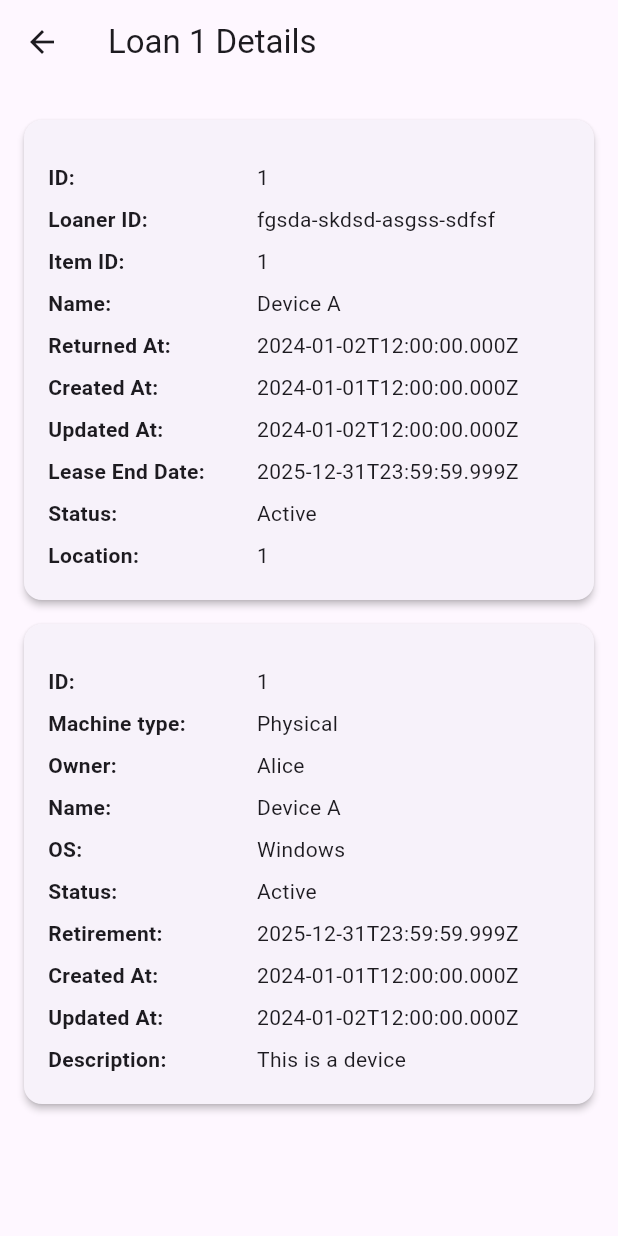
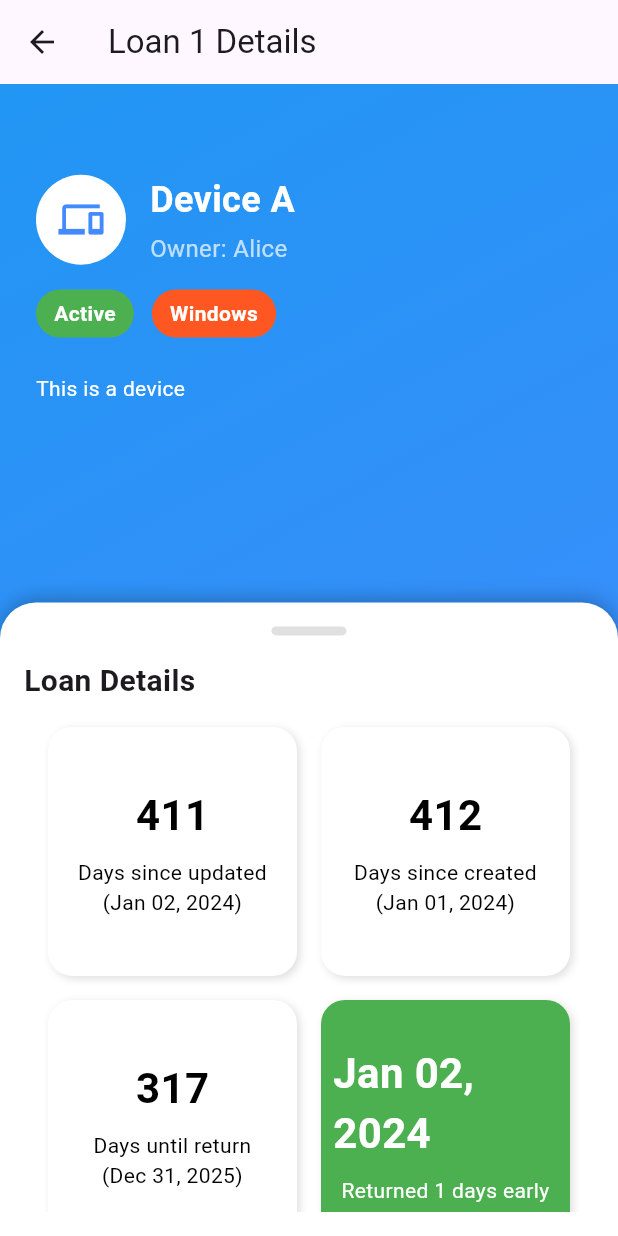
Before and after one commit to kenn7575/datacenter-management-app, a Flutter app: the screen it shows after launch, on a phone screen of 412 x 824 dp. Run offline on Flutter 3.47's test engine with Material 3 defaults, Android fonts, the phone set to English and light mode, and no system bars; our stand-ins replace dio, flutter_secure_storage, go_router; missing offline and left inert: animated_tree_view, mobile_scanner; generated files the repository leaves out were written again; network calls fail.

Commit message:
feat(loan details): add LoanTimeInfoGrid widget for displaying loan time information and improving the design of loan details widget

```diff
--- a/app/lib/src/LoanDetails/loan_details_info_widget.dart
+++ b/app/lib/src/LoanDetails/loan_details_info_widget.dart
@@ -1,4 +1,5 @@
 import 'package:app/src/LoanDetails/models/loan_details_model.dart';
+import 'package:app/src/LoanDetails/time_info_grid_widget.dart';
 import 'package:flutter/material.dart';
 
 class LoanDetailsInfoWidget extends StatelessWidget {
@@ -12,93 +13,202 @@ class LoanDetailsInfoWidget extends StatelessWidget {
   }
 }
 
+// Page with blue header and a draggable scrollable sheet overlay.
 class LoanDetailsCard extends StatelessWidget {
   final LoanDetailsModel loanDetailsModel;
 
   const LoanDetailsCard({super.key, required this.loanDetailsModel});
 
-  // Helper widget to build a details card for the provided title and data map.
-  Widget buildDetailCard(String title, Map<String, String> details) {
-    return Card(
-      margin: const EdgeInsets.symmetric(vertical: 8),
-      elevation: 2,
-      child: Padding(
-        padding: const EdgeInsets.all(16.0),
-        child: Column(
-          crossAxisAlignment: CrossAxisAlignment.start,
-          children: [
-            const SizedBox(height: 8),
-            // Display each key-value pair.
-            ...details.entries.map((entry) {
+  // Helper to build a row displaying a label and value.
+  Widget _buildDetailRow(String label, String value) {
     return Padding(
-                padding: const EdgeInsets.symmetric(vertical: 4),
+      padding: const EdgeInsets.symmetric(vertical: 8.0),
       child: Row(
-                  crossAxisAlignment: CrossAxisAlignment.start,
         children: [
           Expanded(
             flex: 2,
             child: Text(
-                        "${entry.key}:",
-                        style: const TextStyle(fontWeight: FontWeight.w600),
+              label,
+              style: const TextStyle(
+                  fontWeight: FontWeight.bold, color: Colors.grey),
             ),
           ),
           Expanded(
             flex: 3,
-                      child: Text(entry.value),
+            child: Text(
+              value,
+              textAlign: TextAlign.right,
+              style: const TextStyle(fontSize: 16),
+            ),
           ),
         ],
       ),
     );
-            }),
+  }
+
+  // A badge widget for statuses.
+  Widget _buildBadge(String text, Color color) {
+    return Container(
+      padding: const EdgeInsets.symmetric(horizontal: 12, vertical: 6),
+      decoration:
+          BoxDecoration(color: color, borderRadius: BorderRadius.circular(20)),
+      child: Text(
+        text,
+        style:
+            const TextStyle(color: Colors.white, fontWeight: FontWeight.bold),
+      ),
+    );
+  }
+
+  // Determines badge color based on status.
+  Color _statusColor(String status) {
+    return status.toLowerCase() == 'active' ? Colors.green : Colors.red;
+  }
+
+  @override
+  Widget build(BuildContext context) {
+    final loan = loanDetailsModel.loanModel;
+    final item = loanDetailsModel.itemModel;
+
+    return Scaffold(
+      body: Stack(
+        children: [
+          // Blue header background with device info.
+          Container(
+            width: double.infinity,
+            decoration: const BoxDecoration(
+              gradient: LinearGradient(
+                colors: [Colors.blue, Colors.blueAccent],
+                begin: Alignment.topLeft,
+                end: Alignment.bottomRight,
+              ),
+            ),
+            padding: const EdgeInsets.fromLTRB(24, 60, 24, 24),
+            child: Column(
+              crossAxisAlignment: CrossAxisAlignment.start,
+              children: [
+                // Device Icon and basic info.
+                Row(
+                  crossAxisAlignment: CrossAxisAlignment.center,
+                  children: [
+                    CircleAvatar(
+                      radius: 30,
+                      backgroundColor: Colors.white,
+                      child: Icon(
+                        Icons.devices,
+                        size: 30,
+                        color: Colors.blueAccent,
+                      ),
+                    ),
+                    const SizedBox(width: 16),
+                    Expanded(
+                      child: Column(
+                        crossAxisAlignment: CrossAxisAlignment.start,
+                        children: [
+                          Text(
+                            item.name,
+                            style: const TextStyle(
+                              fontSize: 24,
+                              fontWeight: FontWeight.bold,
+                              color: Colors.white,
+                            ),
+                          ),
+                          const SizedBox(height: 4),
+                          Text(
+                            "Owner: ${item.owner}",
+                            style: const TextStyle(
+                              color: Colors.white70,
+                              fontSize: 16,
+                            ),
+                          ),
+                        ],
+                      ),
+                    ),
+                  ],
+                ),
+                const SizedBox(height: 16),
+                // Status and OS badges.
+                Row(
+                  children: [
+                    _buildBadge(loan.status ?? 'N/A',
+                        _statusColor(loan.status ?? 'N/A')),
+                    const SizedBox(width: 12),
+                    _buildBadge(item.os, Colors.deepOrange),
+                  ],
+                ),
+                const SizedBox(height: 24),
+                Text(
+                  item.description ?? "No Description",
+                  style: const TextStyle(color: Colors.white),
+                ),
+              ],
+            ),
+          ),
+          // Draggable Scrollable Sheet with additional details.
+          DraggableScrollableSheet(
+            initialChildSize: 0.55,
+            minChildSize: 0.20,
+            maxChildSize: 0.99,
+            builder: (context, scrollController) {
+              return Container(
+                padding: const EdgeInsets.all(16),
+                decoration: const BoxDecoration(
+                  color: Colors.white,
+                  borderRadius: BorderRadius.vertical(top: Radius.circular(24)),
+                  boxShadow: [
+                    BoxShadow(
+                      color: Colors.black26,
+                      blurRadius: 10,
+                      offset: Offset(0, -2),
+                    )
+                  ],
+                ),
+                child: SingleChildScrollView(
+                  controller: scrollController,
+                  child: Column(
+                    crossAxisAlignment: CrossAxisAlignment.start,
+                    children: [
+                      // A grabber indicator.
+                      Center(
+                        child: Container(
+                          width: 50,
+                          height: 6,
+                          decoration: BoxDecoration(
+                            color: Colors.grey[300],
+                            borderRadius: BorderRadius.circular(3),
+                          ),
+                        ),
+                      ),
+                      const SizedBox(height: 16),
+                      // section title
+                      Text(
+                        "Loan Details",
+                        style: const TextStyle(
+                          fontSize: 20,
+                          fontWeight: FontWeight.bold,
+                        ),
+                      ),
+                      // Loan Bento Grid
+                      LoanTimeInfoGrid(loan: loan),
+                      const SizedBox(height: 16),
+                      // Blended Details
+                      _buildDetailRow("Loan ID", loan.id.toString()),
+                      const Divider(),
+                      _buildDetailRow("Loaner ID", loan.loanerId),
+                      const Divider(),
+                      _buildDetailRow("Item ID", loan.itemId.toString()),
+
+                      const Divider(),
+                      _buildDetailRow(
+                          "Description", item.description ?? "No Description"),
+
+                      const SizedBox(height: 16),
                     ],
                   ),
                 ),
               );
-  }
-
-  // Convert the LoanModel to a Map for easier UI rendering.
-  Map<String, String> getLoanDetailsMap() {
-    final loan = loanDetailsModel.loanModel;
-    return {
-      'ID': '${loan.id}',
-      'Loaner ID': loan.loanerId,
-      'Item ID': '${loan.itemId}',
-      'Name': loan.name,
-      'Returned At': loan.returnedAt,
-      'Created At': loan.createdAt?.toIso8601String() ?? 'N/A',
-      'Updated At': loan.updatedAt?.toIso8601String() ?? 'N/A',
-      'Lease End Date': loan.leaseEndDate?.toIso8601String() ?? 'N/A',
-      'Status': loan.status ?? 'N/A',
-      'Location': loan.location?.toString() ?? 'N/A',
-    };
-  }
-
-  // Convert the ItemModel to a Map for easier UI rendering.
-  Map<String, String> getItemDetailsMap() {
-    final item = loanDetailsModel.itemModel;
-    return {
-      'ID': '${item.id}',
-      'Machine type': item.parentId == null ? 'Physical' : "Virtuel",
-      'Owner': item.owner,
-      'Name': item.name,
-      'OS': item.os,
-      'Status': item.status,
-      'Retirement': item.retirement.toIso8601String(),
-      'Created At': item.createdAt.toIso8601String(),
-      'Updated At': item.updatedAt.toIso8601String(),
-      'Description': item.description ?? 'N/A',
-    };
-  }
-
-  @override
-  Widget build(BuildContext context) {
-    return SingleChildScrollView(
-      padding: const EdgeInsets.all(16),
-      child: Column(
-        crossAxisAlignment: CrossAxisAlignment.start,
-        children: [
-          buildDetailCard("Loan Details", getLoanDetailsMap()),
-          buildDetailCard("Item Details", getItemDetailsMap()),
+            },
+          ),
         ],
       ),
     );
--- a/app/lib/src/LoanDetails/models/loan_details_model.dart
+++ b/app/lib/src/LoanDetails/models/loan_details_model.dart
@@ -1,6 +1,5 @@
 import 'package:app/src/LoanDetails/models/item_model.dart';
 import 'package:app/src/LoanDetails/models/loan_model.dart';
-import 'package:flutter/material.dart';
 
 class LoanDetailsModel {
   final LoanModel loanModel;
--- /dev/null
+++ b/app/lib/src/LoanDetails/time_info_grid_widget.dart
@@ -0,0 +1,145 @@
+// ignore: depend_on_referenced_packages
+import 'package:intl/intl.dart';
+import 'package:app/src/LoanDetails/models/loan_model.dart';
+import 'package:flutter/material.dart';
+
+class LoanTimeInfoGrid extends StatelessWidget {
+  final LoanModel loan;
+
+  const LoanTimeInfoGrid({super.key, required this.loan});
+
+  // Helper to format dates using intl package.
+  String _formatDate(DateTime date) {
+    return DateFormat('MMM dd, yyyy').format(date);
+  }
+
+  // Helper to calculate days difference (absolute integer).
+  int _daysDifference(DateTime from, DateTime to) {
+    return to.difference(from).inDays;
+  }
+
+  // Determine the background color for the return date box.
+  // Green if returned on time, red if too late, blueGrey if not yet returned.
+  Color _returnBoxColor() {
+    final DateTime? leaseEnd = loan.leaseEndDate;
+    final DateTime? returned = DateTime.tryParse(loan.returnedAt);
+    if (returned == null) {
+      // Not yet returned
+      return Colors.blueGrey;
+    } else if (leaseEnd != null &&
+        (returned.isBefore(leaseEnd) || returned.isAtSameMomentAs(leaseEnd))) {
+      // Returned on time
+      return Colors.green;
+    } else {
+      // Returned too late
+      return Colors.red;
+    }
+  }
+
+  // Build a single rounded box with a large number/text and a smaller description.
+  Widget _buildBox({
+    required String bigText,
+    required String smallText,
+    Color backgroundColor = Colors.white,
+    Color textColor = Colors.black,
+  }) {
+    return Container(
+      margin: const EdgeInsets.all(8),
+      padding: const EdgeInsets.symmetric(vertical: 16, horizontal: 8),
+      decoration: BoxDecoration(
+        color: backgroundColor,
+        borderRadius: BorderRadius.circular(16),
+        boxShadow: const [
+          BoxShadow(
+            color: Colors.black12,
+            blurRadius: 4,
+            offset: Offset(2, 2),
+          )
+        ],
+      ),
+      child: Column(
+        mainAxisAlignment: MainAxisAlignment.center,
+        children: [
+          Text(
+            bigText,
+            style: TextStyle(
+                fontSize: 28, fontWeight: FontWeight.bold, color: textColor),
+          ),
+          const SizedBox(height: 8),
+          Text(
+            smallText,
+            style: TextStyle(fontSize: 14, color: textColor),
+            textAlign: TextAlign.center,
+          ),
+        ],
+      ),
+    );
+  }
+
+  @override
+  Widget build(BuildContext context) {
+    final DateTime now = DateTime.now();
+
+    // Box 1: Days since last updated.
+    // Ensure loan.updatedAt is non-null.
+    final DateTime updatedAt = loan.updatedAt ?? now;
+    final int daysSinceUpdated = _daysDifference(updatedAt, now);
+    final String updatedFormatted = _formatDate(updatedAt);
+
+    // Box 2: Days since loan was created.
+    final DateTime createdAt = loan.createdAt ?? now;
+    final int daysSinceCreated = _daysDifference(createdAt, now);
+    final String createdFormatted = _formatDate(createdAt);
+
+    // Box 3: Days until the loan has to be returned.
+    // If leaseEndDate is in the past, we'll show a negative number.
+    final DateTime leaseEnd = loan.leaseEndDate ?? now;
+    final int daysUntilReturn = _daysDifference(now, leaseEnd);
+    final String leaseFormatted = _formatDate(leaseEnd);
+
+    // Box 4: The return date, or "Not yet returned" if parsing fails.
+    final DateTime? returnedAt = DateTime.tryParse(loan.returnedAt);
+    final String returnedText =
+        returnedAt != null ? _formatDate(returnedAt) : "Not yet returned";
+    final int? daysComparison =
+        returnedAt == null ? null : _daysDifference(createdAt, returnedAt);
+    final String timeDescription = daysComparison == null
+        ? ""
+        : daysComparison > 0
+            ? "Returned $daysComparison days early"
+            : daysComparison < 0
+                ? "Returned $daysComparison days late"
+                : "Returned on time";
+
+    return GridView.count(
+      crossAxisCount: 2,
+      shrinkWrap: true,
+      padding: const EdgeInsets.all(8),
+      physics: const NeverScrollableScrollPhysics(),
+      children: [
+        // Box 1: Days since last updated.
+        _buildBox(
+          bigText: "$daysSinceUpdated",
+          smallText: "Days since updated\n($updatedFormatted)",
+        ),
+        // Box 2: Days since loan was created.
+        _buildBox(
+          bigText: "$daysSinceCreated",
+          smallText: "Days since created\n($createdFormatted)",
+        ),
+        // Box 3: Days until the loan has to be returned.
+        _buildBox(
+          bigText: "$daysUntilReturn",
+          smallText: "Days until return\n($leaseFormatted)",
+        ),
+        // Box 4: Return date.
+        _buildBox(
+          bigText: returnedText,
+          smallText: timeDescription,
+          backgroundColor: _returnBoxColor(),
+          textColor: Colors.white,
+        ),
+      ],
+    );
+  }
+}
```
Lines whose indentation alone changed are shown as unchanged.
